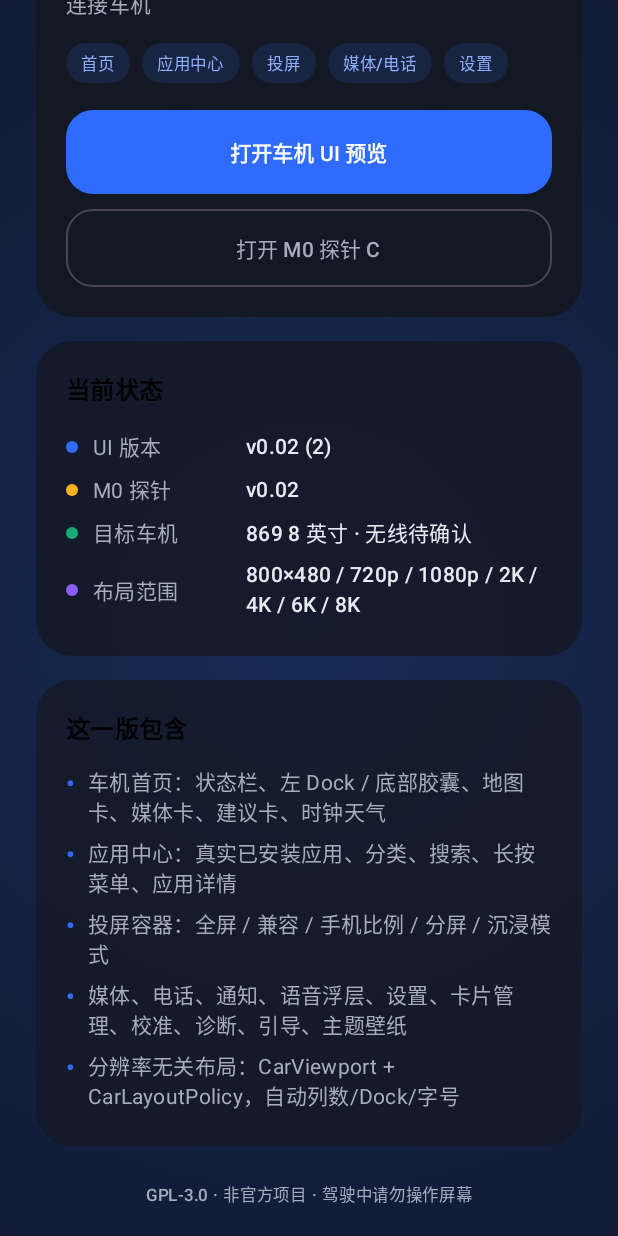
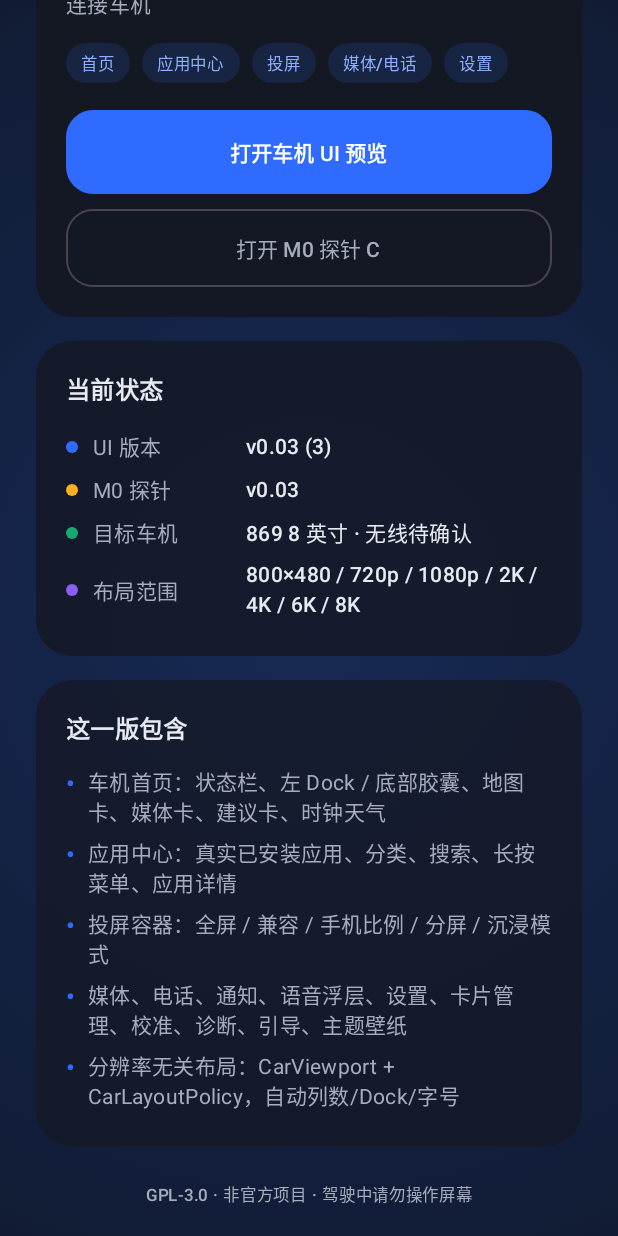
Before and after one commit to fuzhengqu/cabincanvas, an Android app built with Jetpack Compose: the screen it shows after launch (MainActivity), scrolled down 190 dp, on a phone screen of 412 x 824 dp. Run offline under Robolectric (Android 15) with nearby library versions, the phone set to English and light mode, and no system bars.

Commit message:
fix(ui): improve phone shell contrast for v0.03

```diff
--- a/app/build.gradle.kts
+++ b/app/build.gradle.kts
@@ -20,8 +20,8 @@ android {
         applicationId = "io.github.fuzhengqu.cabincanvas"
         minSdk = 29
         targetSdk = 37
-        versionCode = 2
-        versionName = "0.02"
+        versionCode = 3
+        versionName = "0.03"
         vectorDrawables.useSupportLibrary = true
     }
 
--- a/app/src/main/java/io/github/fuzhengqu/cabincanvas/MainActivity.kt
+++ b/app/src/main/java/io/github/fuzhengqu/cabincanvas/MainActivity.kt
@@ -82,6 +82,7 @@ private fun PhoneHome() {
                         style = MaterialTheme.typography.headlineLarge,
                         fontWeight = FontWeight.Bold,
                         letterSpacing = (-0.5).sp,
+                        color = MaterialTheme.colorScheme.onBackground,
                     )
                     Text(
                         text = "座舱画布 · 把手机应用画到车机",
@@ -101,7 +102,10 @@ private fun PhoneHome() {
 
             Card(
                 shape = RoundedCornerShape(24.dp),
-                colors = CardDefaults.cardColors(containerColor = Color(0xFF151823).copy(alpha = 0.94f)),
+                colors = CardDefaults.cardColors(
+                    containerColor = Color(0xFF151823).copy(alpha = 0.94f),
+                    contentColor = Color(0xFFE8EAF2),
+                ),
                 modifier = Modifier.fillMaxWidth(),
             ) {
                 Column(modifier = Modifier.padding(20.dp)) {
@@ -147,7 +151,10 @@ private fun PhoneHome() {
 
             Card(
                 shape = RoundedCornerShape(24.dp),
-                colors = CardDefaults.cardColors(containerColor = Color(0xFF151823).copy(alpha = 0.78f)),
+                colors = CardDefaults.cardColors(
+                    containerColor = Color(0xFF151823).copy(alpha = 0.78f),
+                    contentColor = Color(0xFFE8EAF2),
+                ),
                 modifier = Modifier.fillMaxWidth(),
             ) {
                 Column(modifier = Modifier.padding(20.dp)) {
@@ -168,7 +175,10 @@ private fun PhoneHome() {
 
             Card(
                 shape = RoundedCornerShape(24.dp),
-                colors = CardDefaults.cardColors(containerColor = Color(0xFF151823).copy(alpha = 0.72f)),
+                colors = CardDefaults.cardColors(
+                    containerColor = Color(0xFF151823).copy(alpha = 0.72f),
+                    contentColor = Color(0xFFE8EAF2),
+                ),
                 modifier = Modifier.fillMaxWidth(),
             ) {
                 Column(modifier = Modifier.padding(20.dp)) {
--- a/probe/c/build.gradle.kts
+++ b/probe/c/build.gradle.kts
@@ -19,8 +19,8 @@ android {
         applicationId = "io.github.fuzhengqu.cabincanvas.probe.c"
         minSdk = 29
         targetSdk = 37
-        versionCode = 2
-        versionName = "0.02"
+        versionCode = 3
+        versionName = "0.03"
     }
 
     signingConfigs {
```
Also changed, not shown: 3 other files.
